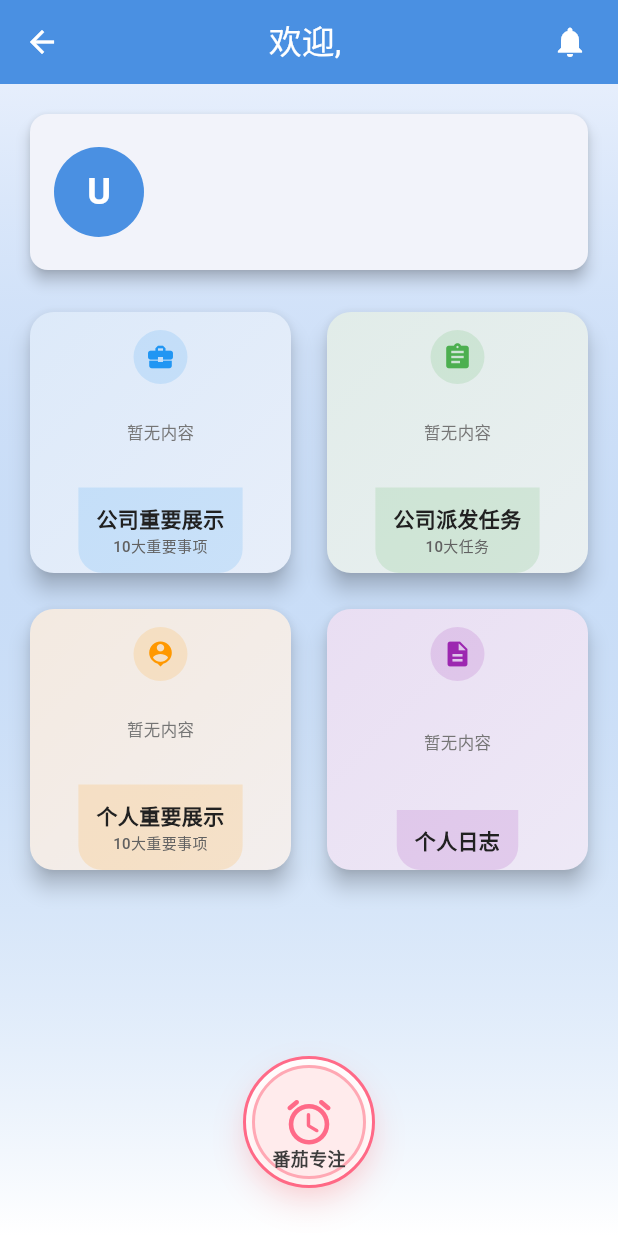
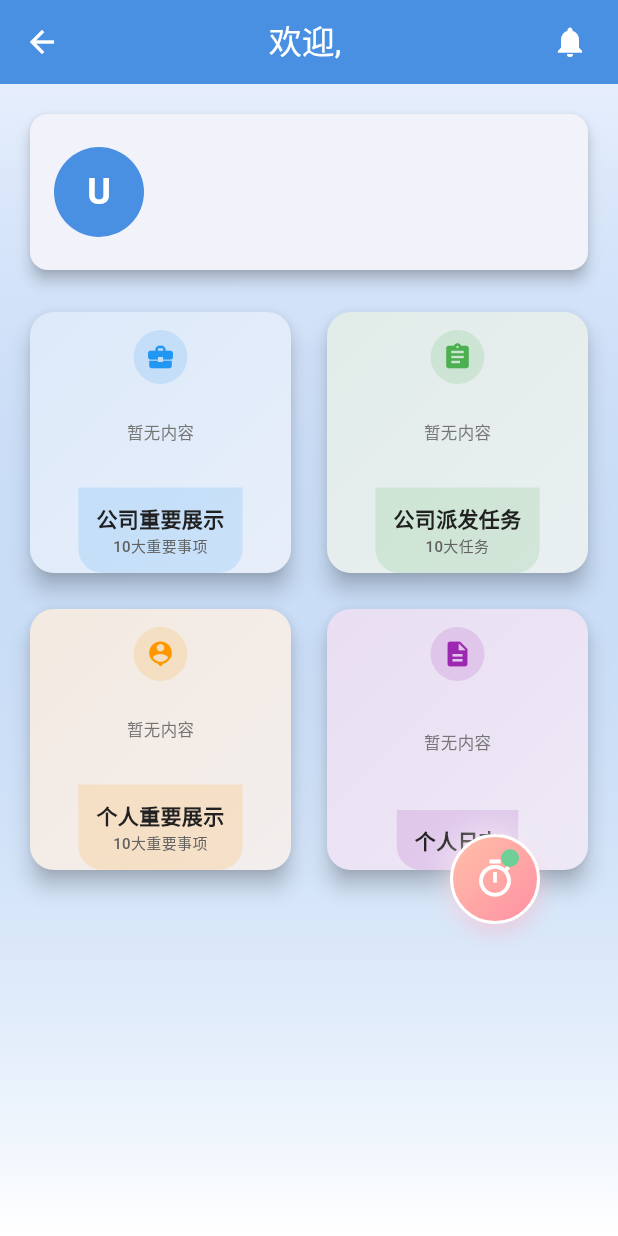
Before and after one commit to HF-youngior/pdl, a Flutter app: the DashboardScreen screen opened directly with empty values, on a phone screen of 412 x 824 dp. Run offline on Flutter 3.47's test engine with Material 3 defaults, Android fonts, the phone set to English and light mode, and no system bars; our stand-ins replace fl_chart, geolocator, image_picker, permission_handler, shared_preferences; accounts and stored records are empty; network calls fail.

Commit message:
实现番茄钟入口改成悬浮窗风格

```diff
--- a/lib/screens/dashboard_screen.dart
+++ b/lib/screens/dashboard_screen.dart
@@ -17,6 +17,7 @@ import '../models/personal_info.dart';
 import '../models/personal_log.dart';
 import '../models/mbti_test_result.dart';
 import 'pomodoro_focus_screen.dart';
+import '../widgets/pomodoro_floating_button.dart';
 
 class DashboardScreen extends StatefulWidget {
   final User user;
@@ -193,7 +194,8 @@ class _DashboardScreenState extends State<DashboardScreen> {
       ),
       body: Stack(
         children: [
-          Container(
+          Positioned.fill(
+            child: Container(
               decoration: BoxDecoration(
                 gradient: LinearGradient(
                   begin: Alignment.topCenter,
@@ -345,10 +347,15 @@ class _DashboardScreenState extends State<DashboardScreen> {
                 ),
               ),
             ),
+          ),
 
+          // 悬浮番茄球
+          PomodoroFloatingButton(
+            onTap: _openPomodoroScreen,
+          ),
 
-
-
+          // （可选）保留或注释旧的圆形入口
+          /*
           Align(
             alignment: Alignment.bottomCenter,
             child: Padding(
@@ -411,6 +418,7 @@ class _DashboardScreenState extends State<DashboardScreen> {
               ),
             ),
           ),
+          */
         ],
       ),
     );
--- /dev/null
+++ b/lib/widgets/pomodoro_floating_button.dart
@@ -0,0 +1,106 @@
+import 'package:flutter/material.dart';
+
+/// 可拖拽且自动吸附左右边缘的番茄浮球
+class PomodoroFloatingButton extends StatefulWidget {
+  final VoidCallback onTap;
+
+  const PomodoroFloatingButton({Key? key, required this.onTap}) : super(key: key);
+
+  @override
+  State<PomodoroFloatingButton> createState() => _PomodoroFloatingButtonState();
+}
+
+class _PomodoroFloatingButtonState extends State<PomodoroFloatingButton> {
+  // 初始位置：右下角偏上
+  Offset _position = const Offset(300, 500);
+  bool _isDragging = false;
+
+  @override
+  Widget build(BuildContext context) {
+    final screenSize = MediaQuery.of(context).size;
+    const double buttonSize = 60.0;
+
+    return Positioned(
+      left: _position.dx,
+      top: _position.dy,
+      child: GestureDetector(
+        onPanUpdate: (details) {
+          setState(() {
+            _isDragging = true;
+            // 实时更新位置并做边界限制
+            double x = (_position.dx + details.delta.dx).clamp(0.0, screenSize.width - buttonSize);
+            double y = (_position.dy + details.delta.dy).clamp(0.0, screenSize.height - buttonSize);
+            _position = Offset(x, y);
+          });
+        },
+        onPanEnd: (_) {
+          // 松手后吸附到左右边
+          setState(() {
+            _isDragging = false;
+            final bool stickLeft = _position.dx + buttonSize / 2 < screenSize.width / 2;
+            final double finalX = stickLeft ? 10.0 : screenSize.width - buttonSize - 10.0;
+            _position = Offset(finalX, _position.dy);
+          });
+        },
+        onTap: () {
+          if (!_isDragging) {
+            widget.onTap();
+          }
+        },
+        child: AnimatedContainer(
+          duration: _isDragging ? Duration.zero : const Duration(milliseconds: 200),
+          curve: Curves.easeOut,
+          width: buttonSize,
+          height: buttonSize,
+          decoration: BoxDecoration(
+            shape: BoxShape.circle,
+            gradient: const LinearGradient(
+              colors: [
+                Color(0xFFFFC1A8), // 柔和的番茄橙
+                Color(0xFFFF8FA3), // 低饱和粉红
+              ],
+              begin: Alignment.topLeft,
+              end: Alignment.bottomRight,
+            ),
+            border: Border.all(color: Colors.white, width: 2),
+            boxShadow: [
+              BoxShadow(
+                color: const Color(0xFFFF8FA3).withOpacity(0.35),
+                blurRadius: 10,
+                offset: const Offset(0, 6),
+              ),
+              BoxShadow(
+                color: Colors.white.withOpacity(0.45),
+                blurRadius: 14,
+                offset: const Offset(-4, -4),
+              ),
+            ],
+          ),
+          child: Stack(
+            alignment: Alignment.center,
+            children: [
+              const Icon(
+                Icons.timer_outlined,
+                color: Colors.white,
+                size: 28,
+              ),
+              // 小叶子点缀
+              Positioned(
+                top: 8,
+                right: 12,
+                child: Container(
+                  width: 12,
+                  height: 12,
+                  decoration: const BoxDecoration(
+                    color: Color(0xFF6FCF97), // 柔和绿色
+                    shape: BoxShape.circle,
+                  ),
+                ),
+              ),
+            ],
+          ),
+        ),
+      ),
+    );
+  }
+}
```
Lines whose indentation alone changed are shown as unchanged.
